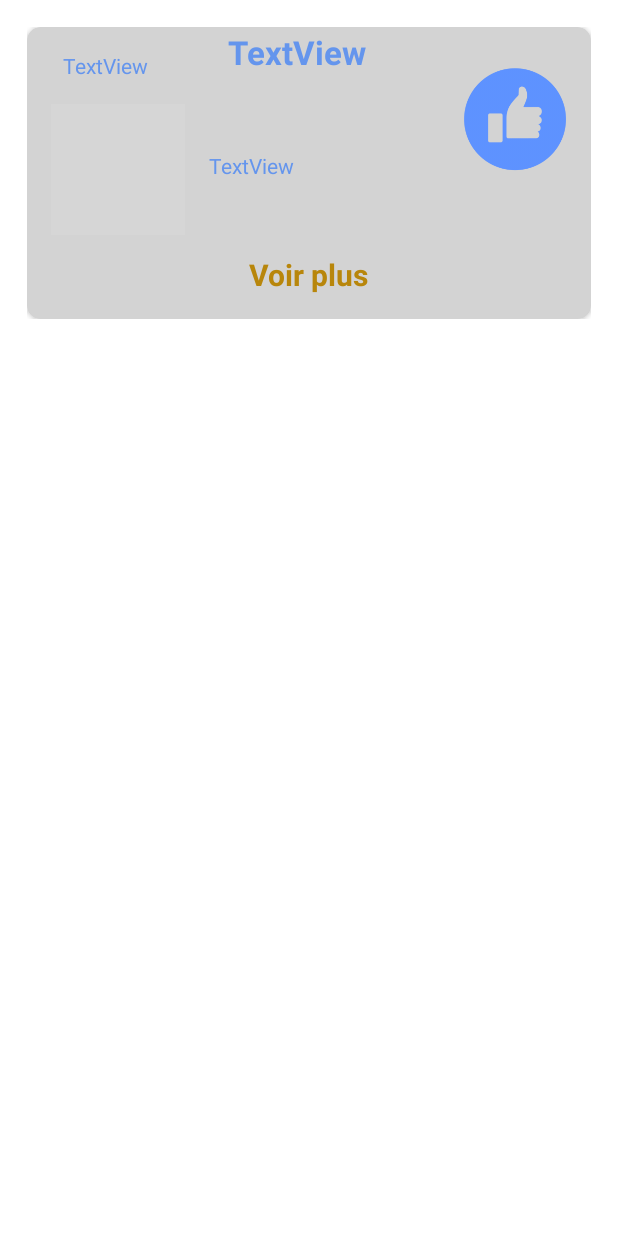
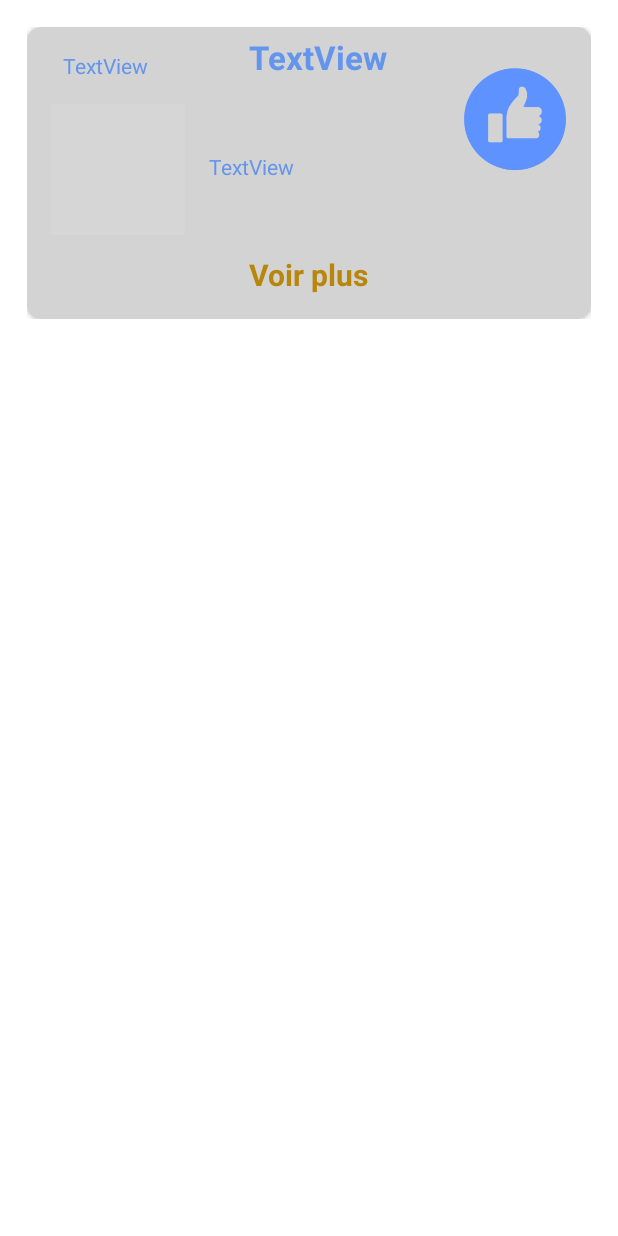
Before and after one commit to QuantumEnigmaa/NetworkApp, an Android app: the layout post_cell.xml on its own in the app's theme, with its tools: preview values and no code run, on a phone screen of 412 x 824 dp. Run offline under Robolectric (Android 15) with nearby library versions, the phone set to English and light mode, and no system bars; grey boxes are pictures that could not be loaded.

Commit message:
Fix mineur dans post_cell Rajout de contraintes/margin et remise à niveau correct des width/height

```diff
--- a/app/src/main/java/fr/isen/networkapp/pk/PostActivity.kt
+++ b/app/src/main/java/fr/isen/networkapp/pk/PostActivity.kt
@@ -63,7 +63,7 @@ class PostActivity : AppCompatActivity() {
                     val image: Image = Image(it.toString())
                     val url: String = image.getImageUrl().toString()
                     val testMessage: Post = Post(binding.postTitleInput.text.toString(),binding.postDescription.text.toString(),
-                        firebaseUser.toString(), url, ArrayList())
+                        "Zirkonyx", url, ArrayList())
                     dbRef.child(dbRef.push().key.toString()).setValue(testMessage)
                     toast("Post créé !")
                     startActivity(Intent(this, HomeActivity::class.java))
--- a/app/src/main/res/layout/post_cell.xml
+++ b/app/src/main/res/layout/post_cell.xml
@@ -36,14 +36,17 @@
 
             <TextView
                 android:id="@+id/celltitre"
-                android:layout_width="126dp"
-                android:layout_height="33dp"
+                android:layout_width="0dp"
+                android:layout_height="wrap_content"
                 android:layout_marginStart="36dp"
+                android:layout_marginTop="5dp"
+                android:layout_marginEnd="20dp"
+                android:gravity="center"
                 android:text="TextView"
                 android:textColor="@color/cornflower_blue"
                 android:textSize="22dp"
                 android:textStyle="bold"
-                android:gravity="center"
+                app:layout_constraintEnd_toStartOf="@+id/celllike"
                 app:layout_constraintStart_toEndOf="@+id/celluser"
                 app:layout_constraintTop_toTopOf="parent" />
 
```
